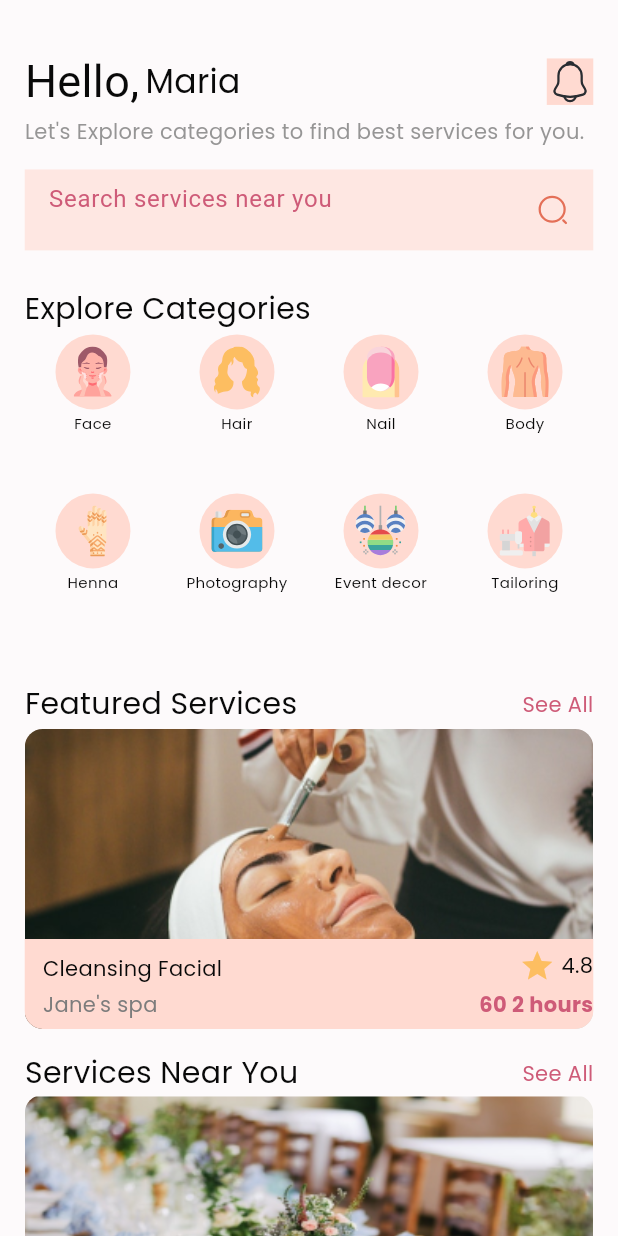
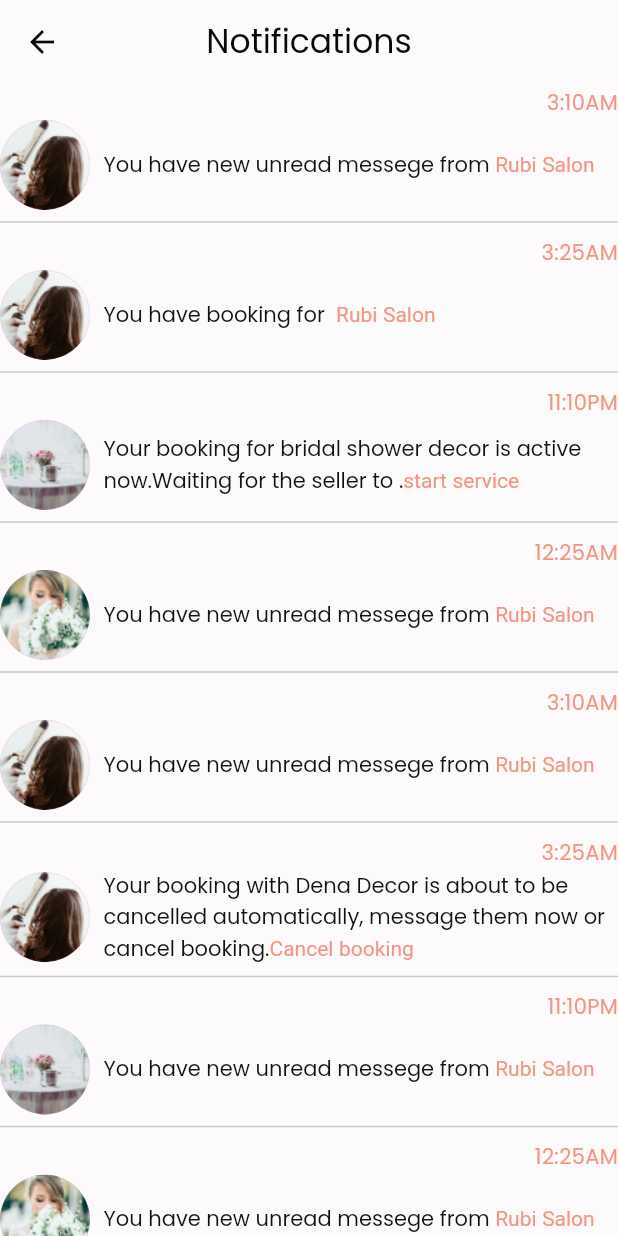
Before and after one commit to FaiziFlutter/Home-Glamour, a Flutter app: the HomeScreen screen opened by its route, after a tap on an icon or button, on a phone screen of 412 x 824 dp. Run offline on Flutter 3.47's test engine with Material 3 defaults, Android fonts, the phone set to English and light mode, and no system bars; our stand-ins replace flutter_svg, get, google_fonts, vector_graphics.

Commit message:
notifications

```diff
--- a/lib/app/auth/forgot_password.dart/forgot_password.dart
+++ b/lib/app/auth/forgot_password.dart/forgot_password.dart
@@ -43,10 +43,12 @@ class ForgotPassword extends StatelessWidget {
             SizedBox(
               height: 25,
             ),
-            const CustomButton(
+            CustomButton(
               width: double.infinity,
               height: 50,
               text: 'Verify',
+              color: colorScheme(context).tertiary,
+
             ),
             Row(
               mainAxisAlignment: MainAxisAlignment.center,
@@ -54,7 +56,7 @@ class ForgotPassword extends StatelessWidget {
                 TextButton(
                   onPressed: () {},
                   child: CustomText(
-                    color: colorSchemeLight.primary,
+                    color: colorSchemeLight.tertiary,
                     text: 'Resend Code',
                   ),
                 ),
--- a/lib/app/auth/login/login.dart
+++ b/lib/app/auth/login/login.dart
@@ -49,7 +49,6 @@ class Login extends StatelessWidget {
                     top: 10,
                     bottom: 10,
                     text: "Forgot Password",
-                    fontWeight: FontWeight.bold,
                     fontSize: 16,
                   ),
                 ),
--- /dev/null
+++ b/lib/app/models/listview_model.dart
@@ -0,0 +1,17 @@
+import 'dart:ui';
+
+class ListModel {
+  final String image;
+  final String title;
+  final String halftitle;
+  final Color highlightcolor;
+  final String time;
+
+  ListModel({
+    required this.image,
+    required this.title,
+    required this.halftitle,
+    required this.highlightcolor,
+    required this.time,
+  });
+}
--- a/lib/app/screens/home_screen/home_screen.dart
+++ b/lib/app/screens/home_screen/home_screen.dart
@@ -8,6 +8,8 @@ import 'package:home_glamour/const/global_var.dart';
 import 'package:home_glamour/const/text_size.dart';
 import 'package:home_glamour/gen/assets.gen.dart';
 import 'package:home_glamour/widgets/custom_text.dart';
+
+import '../notifications/notification_screen.dart';
 
 
 class HomeScreen extends StatefulWidget {
@@ -50,7 +52,7 @@ class _HomeScreenState extends State<HomeScreen> {
                         .fontFamily,
                     fontSize: AppTextSize.titleXLargeFont,
                   ),
-                  CustomText(
+                  const CustomText(
                     top: 0,
                     left: 0,
                     bottom: 0,
@@ -59,9 +61,12 @@ class _HomeScreenState extends State<HomeScreen> {
                   ),
                   const Spacer(),
                   InkWell(
-                    onTap: () {},
+                    onTap: () {
+                      Navigator.push(
+                          context,
+                          MaterialPageRoute(builder: (context) => const NotificationScreen()));
+                    },
                     child: Container(
-                        color: colorSchemeLight.secondaryContainer,
                         child: Assets.icons.icNotification.svg()),
                   ),
                 ],
--- /dev/null
+++ b/lib/app/screens/notifications/notification_screen.dart
@@ -0,0 +1,129 @@
+import 'package:flutter/material.dart';
+
+import '../../../const/global_var.dart';
+import '../../../widgets/custom_text.dart';
+import '../../models/listview_model.dart';
+
+class NotificationScreen extends StatefulWidget {
+  const NotificationScreen({super.key});
+
+  @override
+  State<NotificationScreen> createState() => _NotificationScreenState();
+}
+
+class _NotificationScreenState extends State<NotificationScreen> {
+  @override
+  Widget build(BuildContext context) {
+    List<ListModel> items = [
+      ListModel(
+        image: 'assets/images/Ellipse 24.png',
+        title: 'You have new unread messege from Rubi Salon',
+        halftitle: 'Rubi Salon',
+        highlightcolor: colorScheme(context).tertiary,
+        time: '3:10AM',
+      ),
+      ListModel(
+        image: 'assets/images/Ellipse 24.png',
+        title: 'You have booking for Rubi Salon ',
+        halftitle: 'Rubi Salon',
+        highlightcolor: colorScheme(context).tertiary,
+        time: '3:25AM',
+      ),
+      ListModel(
+        image: 'assets/images/Ellipse 24 (1).png',
+        title: 'Your booking for bridal shower decor is active now.Waiting for the seller to start service.',
+        halftitle: 'start service',
+        highlightcolor: colorScheme(context).tertiary,
+        time: '11:10PM',
+      ),
+      ListModel(
+        image: 'assets/images/Ellipse 24 (2).png',
+        title: 'You have new unread messege from Rubi Salon',
+        halftitle: 'Rubi Salon',
+        highlightcolor: colorScheme(context).tertiary,
+        time: '12:25AM',
+      ),
+      ListModel(
+        image: 'assets/images/Ellipse 24.png',
+        title: 'You have new unread messege from Rubi Salon',
+        halftitle: 'Rubi Salon',
+        highlightcolor: colorScheme(context).tertiary,
+        time: '3:10AM',
+      ),
+      ListModel(
+        image: 'assets/images/Ellipse 24.png',
+        title: 'Your booking with Dena Decor is about to be cancelled automatically, message them now or cancel booking.',
+        halftitle: 'Cancel booking',
+        highlightcolor: colorScheme(context).tertiary,
+        time: '3:25AM',
+      ),
+      ListModel(
+        image: 'assets/images/Ellipse 24 (1).png',
+        title: 'You have new unread messege from Rubi Salon',
+        halftitle: 'Rubi Salon',
+        highlightcolor: colorScheme(context).tertiary,
+        time: '11:10PM',
+      ),
+      ListModel(
+        image: 'assets/images/Ellipse 24 (2).png',
+        title: 'You have new unread messege from Rubi Salon',
+        halftitle: 'Rubi Salon',
+        highlightcolor: colorScheme(context).tertiary,
+        time: '12:25AM',
+      ),
+    ];
+    return Scaffold(
+        appBar: AppBar(
+          title: CustomText(
+            text: 'Notifications',
+          ),
+        ),
+
+        body: ListView.separated(separatorBuilder: (BuildContext context, int index) {
+          return const Divider();
+        },
+            itemCount: items.length,
+            itemBuilder: (context, index) {
+              final item = items[index];
+              return Column(
+                crossAxisAlignment: CrossAxisAlignment.start,
+                children: [
+                  Row(
+                    mainAxisAlignment: MainAxisAlignment.end,
+                    children: [
+                      CustomText(text: item.time, color: colorScheme(context).tertiary,),
+                    ],
+                  ),
+                  // Title from model
+                  Row(
+                    children: [
+                      CircleAvatar(
+                        backgroundImage: AssetImage(item.image), // Image from model
+                        radius: 30,
+                      ),
+                      const SizedBox(
+                        width: 9,),//item.title,
+                      Expanded(child:
+                      InkWell( onTap: () {} , child: RichText(text: TextSpan(
+                          style: TextStyle (fontSize: 14, fontFamily: poppins(),
+                              color: colorScheme(context).onSecondaryContainer),
+                          children: [
+                            TextSpan(text: item.title.replaceAll(item.halftitle, '')), // Non-highlighted part
+                            TextSpan(
+                              text: item.halftitle,
+                              style: TextStyle(color: item.highlightcolor), // Change color for highlighted part
+                            ),
+                          ]
+
+                      ),),
+                      )),
+                    ],
+                  )
+                ],
+              );
+
+            }
+        )
+    );
+  }
+}
--- a/lib/app/screens/onboarding/introduction_screen.dart
+++ b/lib/app/screens/onboarding/introduction_screen.dart
@@ -97,27 +97,19 @@ Widget firstPage(BuildContext context) {
       CustomText(
         top: appheight(context) * 0.04,
         text: 'Find home services near you',
-        color: colorScheme(context).primary,
+        color: colorScheme(context).tertiary,
         fontSize: AppTextSize.headlineMediumFont,
         fontWeight: FontWeight.w600,
         fontFamily: poppins(),
       ),
       CustomText(
         text:
-            'Choose from a range of services such as makeup, hair, heena and nails! ',
+        'Choose from a range of services such as makeup, hair, heena and nails! ',
         fontFamily: poppins(),
         top: appheight(context) * 0.02,
         bottom: 0,
-        color: colorScheme(context).tertiary,
-        fontSize: appWidth(context) * 0.06,
-        fontWeight: FontWeight.w600,
-      ),
-      CustomText(
-        top: appheight(context) * 0.01,
-        bottom: 0,
         overflow: TextOverflow.ellipsis,
-        text:
-            'Choose from a range of services such as makeup, hair, heena and nails! ',
+        color: colorScheme(context).onSecondary,
         fontSize: appheight(context) * 0.02,
         fontWeight: FontWeight.w500,
       ),
@@ -137,7 +129,7 @@ Widget secondPage(BuildContext context) {
       CustomText(
         top: appheight(context) * 0.04,
         text: 'Book through the App',
-        color: colorScheme(context).primary,
+        color: colorScheme(context).tertiary,
         fontSize: AppTextSize.headlineMediumFont,
         fontWeight: FontWeight.w600,
         fontFamily: poppins(),
@@ -147,7 +139,7 @@ Widget secondPage(BuildContext context) {
         bottom: 0,
         overflow: TextOverflow.ellipsis,
         text:
-            'Book a time slot for the service you require,make any payments where applicable and you are ready to go!',
+        'Book a time slot for the service you require,make any payments where applicable and you are ready to go!',
         fontSize: appheight(context) * 0.02,
         fontWeight: FontWeight.w500,
       ),
@@ -167,28 +159,20 @@ Widget thirdPage(BuildContext context) {
       CustomText(
         top: appheight(context) * 0.04,
         text: 'For both clients and bussiness',
-        color: colorScheme(context).primary,
+        color: colorScheme(context).tertiary,
         fontSize: AppTextSize.headlineMediumFont,
         fontWeight: FontWeight.w600,
         fontFamily: poppins(),
-      ),
-      CustomText(
-        text:
-            'Whether you are looking for a service or promoting your home bussiness, we haveoptions for everyone! ',
-        fontFamily: poppins(),
-        top: appheight(context) * 0.02,
-        bottom: 0,
-        color: colorScheme(context).tertiary,
-        fontSize: appWidth(context) * 0.06,
-        fontWeight: FontWeight.w600,
       ),
       CustomText(
         top: appheight(context) * 0.01,
         bottom: 0,
         overflow: TextOverflow.ellipsis,
         text:
-            'Whether you are looking for a service or promoting your home bussiness, we haveoptions for everyone! ',
-        fontSize: appheight(context) * 0.02,
+        'Whether you are looking for a service or promoting your home bussiness, we haveoptions for everyone! ',
+        fontFamily: poppins(),
+        color: colorScheme(context).onSecondary,
+        fontSize: appWidth(context) * 0.04,
         fontWeight: FontWeight.w500,
       ),
     ],
--- a/lib/app/screens/onboarding/welcome_screen.dart
+++ b/lib/app/screens/onboarding/welcome_screen.dart
@@ -45,7 +45,6 @@ class _WelcomeScreenState extends State<WelcomeScreen> {
         child: Column(
           mainAxisAlignment: MainAxisAlignment.spaceBetween,
           children: [
-            Image.asset('assets/images/logo.png'),
             Assets.images.logo.image(),
             CustomText(
               text: 'app_name'.tr,
--- a/lib/utils/routes.dart
+++ b/lib/utils/routes.dart
@@ -8,7 +8,7 @@ import 'package:home_glamour/app/screens/onboarding/introduction_screen.dart';
 import 'package:home_glamour/app/screens/onboarding/welcome_screen.dart';
 import 'package:home_glamour/app/screens/splash/splash_screen.dart';
 
-import '../widgets/bottom_navigation_bar.dart';
+import '../app/screens/notifications/notification_screen.dart';
 
 class AppRoutes {
   static const String introductionScreen = '/introductionScreen';
@@ -22,6 +22,7 @@ class AppRoutes {
   static const String splashscreen = '/splashscreen';
 
   static const String bottomBar = '/bottomBar';
+  static const String notificationscreen = '/notification';
 
   static final routes = [
     GetPage(
@@ -34,10 +35,7 @@ class AppRoutes {
     GetPage(name: AppRoutes.agreement, page: () => const Agreement()),
     GetPage(name: AppRoutes.homeScreen, page: () => const HomeScreen()),
     GetPage(name: AppRoutes.splashscreen, page: () => const SplashScreen()),
-    GetPage(
-        name: AppRoutes.bottomBar,
-        page: () => const BottomNavigationBarScreens()),
-    GetPage(name: AppRoutes.homeScreen, page: () => const HomeScreen()),
-    GetPage(name: AppRoutes.splashscreen, page: () => const SplashScreen()),
+  GetPage(name: AppRoutes.splashscreen, page: () => const SplashScreen()),
+    GetPage(name: AppRoutes.notificationscreen, page: () => const NotificationScreen()),
   ];
 }
--- a/pubspec.yaml
+++ b/pubspec.yaml
@@ -45,3 +45,6 @@ flutter:
     - assets/icons/
     - assets/images/
     - assets/launcher_icon/
+    - assets/images/Ellipse 24.png
+    - assets/images/Ellipse 24 (1).png
+    - assets/images/Ellipse 24 (2).png
```
Also changed, not shown: assets/images/Ellipse 24 (1).png (added), assets/images/Ellipse 24 (2).png (added), assets/images/Ellipse 24.png (added), pubspec.lock.
